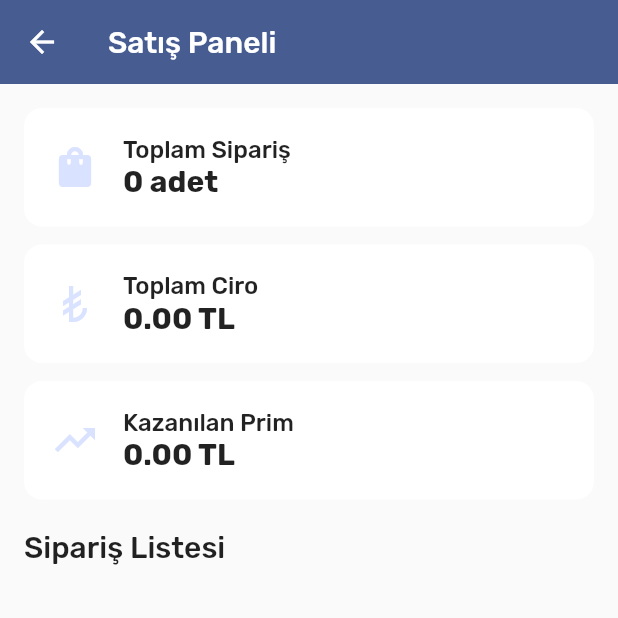
After one commit to ckaradol/demoManager, a Flutter app: the HomeViewSales screen opened directly, on a phone screen of 412 x 824 dp, the top half of it. The commit adds this screen. Run offline on Flutter 3.47's test engine with Material 3 defaults, Android fonts, the phone set to English and light mode, and no system bars; drawn by our look-alikes of toastification; our stand-ins replace bloc, cloud_firestore, easy_localization, equatable, file_picker, firebase_auth and 8 more; accounts and stored records are empty.

Commit message:
sales screen add

```diff
--- /dev/null
+++ b/devtools_options.yaml
@@ -0,0 +1,3 @@
+description: This file stores settings for Dart & Flutter DevTools.
+documentation: https://docs.flutter.dev/tools/devtools/extensions#configure-extension-enablement-states
+extensions:
--- a/lib/core/bloc/auth_bloc/auth_bloc.dart
+++ b/lib/core/bloc/auth_bloc/auth_bloc.dart
@@ -9,6 +9,8 @@ import 'package:demomanager/core/services/navigator_service/navigator_service.da
 import 'package:firebase_messaging/firebase_messaging.dart';
 import 'package:meta/meta.dart';
 
+import '../../helper/flutter_local_notifications.dart';
+
 part 'auth_event.dart';
 part 'auth_state.dart';
 
@@ -18,6 +20,7 @@ class AuthBloc extends Bloc<AuthEvent, AuthState> {
       Future.delayed(Duration(seconds: 1)).then((_) {
         FirebaseAuthService().authStateChanges().listen((user) {
           if (user != null) {
+
             FirestoreService().usersSnapshotStream(user.uid).listen((value) {
               if (value?.role == AppUserType.doctor) {
                 if (value?.diplomaUrl == null) {
--- /dev/null
+++ b/lib/core/bloc/order_bloc/order_bloc.dart
@@ -0,0 +1,20 @@
+import 'package:bloc/bloc.dart';
+import 'package:demomanager/core/models/sale_model.dart';
+import 'package:demomanager/core/services/firestore_service/firestore_service.dart';
+import 'package:meta/meta.dart';
+
+part 'order_event.dart';
+part 'order_state.dart';
+
+class OrderBloc extends Bloc<OrderEvent, OrderState> {
+  OrderBloc() : super(OrderInitial()) {
+    on<OrderInitialEvent>((event, emit) {
+      FirestoreService().salesSnapshotStream(event.userId,sale: event.sale,region: event.region).listen((value) {
+        add(OrderLoadEvent(sales: value));
+      });
+    });
+    on<OrderLoadEvent>((event, emit) {
+      emit(OrderLoad(sales: event.sales));
+    });
+  }
+}
--- /dev/null
+++ b/lib/core/bloc/order_bloc/order_event.dart
@@ -0,0 +1,16 @@
+part of 'order_bloc.dart';
+
+@immutable
+sealed class OrderEvent {}
+class OrderInitialEvent extends OrderEvent{
+  final String userId;
+  final bool sale;
+  final String? region;
+
+  OrderInitialEvent({required this.userId,this.sale=false,this.region});
+}
+class OrderLoadEvent extends OrderEvent{
+  final List<SaleModel> sales;
+
+  OrderLoadEvent({required this.sales});
+}
--- /dev/null
+++ b/lib/core/bloc/order_bloc/order_state.dart
@@ -0,0 +1,12 @@
+part of 'order_bloc.dart';
+
+@immutable
+sealed class OrderState {}
+
+final class OrderInitial extends OrderState {}
+
+class OrderLoad extends OrderState {
+  final List<SaleModel> sales;
+
+  OrderLoad({required this.sales});
+}
--- a/lib/core/models/product_model.dart
+++ b/lib/core/models/product_model.dart
@@ -7,6 +7,7 @@ import 'commission_model.dart';
 
 class ProductModel extends Equatable {
   final String id;
+  final String docId;
   final String name;
   final String category;
   final String description;
@@ -20,7 +21,8 @@ class ProductModel extends Equatable {
   final ProductAttributes attributes;
   final String status;
 
-  ProductModel({
+  const ProductModel({
+    required this.docId,
     required this.id,
     required this.name,
     required this.category,
@@ -36,7 +38,7 @@ class ProductModel extends Equatable {
     required this.status,
   });
 
-  factory ProductModel.fromMap(Map<String, dynamic> map) {
+  factory ProductModel.fromMap(Map<String, dynamic> map,String docId) {
     return ProductModel(
       id: map['id'] ?? '',
       name: map['name'] ?? '',
@@ -50,10 +52,9 @@ class ProductModel extends Equatable {
       regionDistribution: RegionDistribution.fromMap(map['regionDistribution'] ?? {}),
       commission: Commission.fromMap(map['commission'] ?? {}),
       attributes: ProductAttributes.fromMap(map['attributes'] ?? {}),
-      status: map['status'] ?? 'inactive',
+      status: map['status'] ?? 'inactive', docId: docId,
     );
   }
-
 
   Map<String, dynamic> toMap() {
     return {
@@ -75,7 +76,5 @@ class ProductModel extends Equatable {
 
   @override
   // TODO: implement props
-  List<Object?> get props => [id,name,category,price,description,images,unit,stock,status,regionDistribution,commission,attributes];
-
-
+  List<Object?> get props => [id, name, category, price, description, images, unit, stock, status, regionDistribution, commission, attributes];
 }
--- /dev/null
+++ b/lib/core/models/sale_model.dart
@@ -0,0 +1,42 @@
+import 'product_model.dart';
+
+class SaleModel {
+  final String id;
+  final String userId;
+  final String productId;
+  final String region;
+  final DateTime createdDate;
+  final int count;
+  final ProductModel? product; // 🔹 ilişkilendirilmiş ürün
+
+  SaleModel( {
+  required  this.createdDate,
+    required this.id,
+    required this.userId,
+    required this.productId,
+    required this.region,
+    required this.count,
+    this.product,
+  });
+
+  factory SaleModel.fromJson(Map<String, dynamic> json, String id, {ProductModel? product}) {
+    return SaleModel(
+      id: id,
+      createdDate:json['createdAt']!=null?DateTime.parse(json['createdAt']):DateTime.now() ,
+      userId: json['userId'] ?? '',
+      productId: json['productId'] ?? '',
+      region: json['region'] ?? '',
+      count: json['count'] is int ? json['count'] : int.tryParse(json['count'].toString()) ?? 0,
+      product: product,
+    );
+  }
+
+  Map<String, dynamic> toJson() {
+    return {
+      'userId': userId,
+      'productId': productId,
+      'region': region,
+      'count': count,
+    };
+  }
+}
--- /dev/null
+++ b/lib/features/home/home_view_sales.dart
@@ -0,0 +1,123 @@
+import 'package:demomanager/core/bloc/auth_bloc/auth_bloc.dart';
+import 'package:demomanager/core/bloc/order_bloc/order_bloc.dart';
+import 'package:demomanager/core/models/sale_model.dart';
+import 'package:easy_localization/easy_localization.dart';
+import 'package:flutter/material.dart';
+import 'package:flutter_bloc/flutter_bloc.dart';
+
+class HomeViewSales extends StatelessWidget {
+  const HomeViewSales({super.key});
+
+  @override
+  Widget build(BuildContext context) {
+    AuthState authState = context.read<AuthBloc>().state;
+    return BlocProvider(
+      create: (_) {
+        if (authState is AuthLogin) {
+          return OrderBloc()..add(OrderInitialEvent(userId: authState.user.uid, sale: true));
+        } else {
+          return OrderBloc();
+        }
+      },
+      child: Scaffold(
+        appBar: AppBar(title: const Text("Satış Paneli"), elevation: 0),
+        body: BlocBuilder<OrderBloc, OrderState>(
+          builder: (context, state) {
+            if (state is OrderLoad) {
+              return SingleChildScrollView(
+                padding: const EdgeInsets.all(16),
+                child: Column(
+                  crossAxisAlignment: CrossAxisAlignment.start,
+                  children: [
+                    _buildStatCard(title: "Toplam Sipariş", value: "${state.sales.length} adet", icon: Icons.shopping_bag,context: context),
+                    const SizedBox(height: 12),
+
+                    _buildStatCard(title: "Toplam Ciro", value: "${top(state.sales).toStringAsFixed(2)} TL", icon: Icons.currency_lira,context: context),
+                    const SizedBox(height: 12),
+
+                    _buildStatCard(title: "Kazanılan Prim", value: "${commission(state.sales).toStringAsFixed(2)} TL", icon: Icons.trending_up,context: context),
+
+                    const SizedBox(height: 20),
+                    Text("Sipariş Listesi", style: Theme.of(context).textTheme.titleLarge),
+                    const SizedBox(height: 10),
+
+                    ...state.sales.map((order) => _buildOrderTile(order,context)),
+                  ],
+                ),
+              );
+            } else {
+              return Center(child: CircularProgressIndicator());
+            }
+          },
+        ),
+      ),
+    );
+  }
+
+  Widget _buildStatCard({required String title, required String value, required IconData icon,required BuildContext context}) {
+    return Container(
+      padding: const EdgeInsets.all(18),
+      decoration: BoxDecoration(color: Theme.of(context).colorScheme.onSecondary, borderRadius: BorderRadius.circular(12)),
+      child: Row(
+        children: [
+          Icon(icon, size: 32, color: Theme.of(context).colorScheme.primaryFixed),
+          const SizedBox(width: 16),
+          Column(
+            crossAxisAlignment: CrossAxisAlignment.start,
+            children: [
+              Text(title, style: const TextStyle(fontSize: 16, fontWeight: FontWeight.w500)),
+              Text(value, style: const TextStyle(fontSize: 20, fontWeight: FontWeight.bold)),
+            ],
+          ),
+        ],
+      ),
+    );
+  }
+
+  Widget _buildOrderTile(SaleModel order,BuildContext context) {
+
+    return Container(
+      margin: const EdgeInsets.only(bottom: 12),
+      padding: const EdgeInsets.all(16),
+      decoration: BoxDecoration(
+        borderRadius: BorderRadius.circular(12),
+        border: Border.all(color: Colors.grey.shade300),
+      ),
+      child: Row(
+        mainAxisAlignment: MainAxisAlignment.spaceBetween,
+        children: [
+          Column(
+            crossAxisAlignment: CrossAxisAlignment.start,
+            children: [
+              Text("Sipariş: ${order.count*(order.product?.price??0)} TL", style: const TextStyle(fontSize: 16, fontWeight: FontWeight.bold)),
+              Text("Tarih: ${formatDate(order.createdDate,context)}"),
+            ],
+          ),
+
+            Container(
+              padding: const EdgeInsets.symmetric(horizontal: 12, vertical: 6),
+              decoration: BoxDecoration(color: Colors.orange, borderRadius: BorderRadius.circular(8)),
+              child: const Text("Doktor Satışı", style: TextStyle(color: Colors.white)),
+            ),
+        ],
+      ),
+    );
+  }
+}
+double top(List<SaleModel> sales){
+  double toplam=0;
+  for(var data in sales){
+    toplam+=data.count*(data.product?.price??0);
+  }
+  return toplam;
+}double commission(List<SaleModel> sales){
+  double toplam=0;
+  for(var data in sales){
+    toplam+=data.count*(data.product?.price??0)*(data.product?.commission.rate??1);
+  }
+  return toplam;
+}
+
+String formatDate(DateTime date,BuildContext context) {
+  return DateFormat("d MMM yyyy HH:mm",context.locale.languageCode).format(date);
+}
--- a/pubspec.yaml
+++ b/pubspec.yaml
@@ -47,6 +47,8 @@ dependencies:
   firebase_storage: ^13.0.4
   equatable: ^2.0.7
   carousel_slider: ^5.1.1
+  flutter_local_notifications: ^19.5.0
+  fl_chart: ^1.1.1
 
 dev_dependencies:
   flutter_test:
```
Also changed, not shown: assets/translations/en.json (+6 -3 lines), assets/translations/tr.json (+6 -5 lines), lib/core/constants/app_strings.dart (+32 -0 lines), lib/core/helper/flutter_local_notifications.dart (added, +28 -0 lines), lib/core/services/firestore_service/firestore_service.dart (+44 -7 lines), lib/core/widgets/sales_model_bottom.dart (added, +101 -0 lines), lib/features/home/home_screen.dart (+13 -1 lines), lib/features/home/home_view.dart (+4 -15 lines), lib/features/order_view/order_view.dart (+48 -1 lines), lib/features/product_detail_screen/product_detail_screen.dart (+41 -94 lines), lib/main.dart (+13 -4 lines), pubspec.lock, 2 other files.
